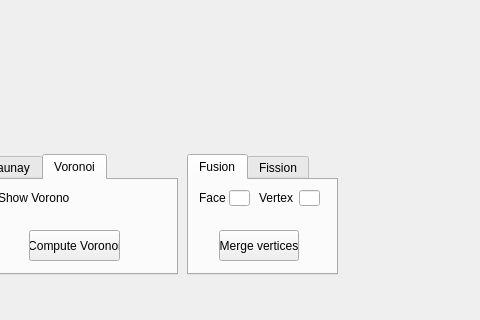
Aros69/MeshComputation, file mainwindow.ui: the form before one commit; both pictures show x 323 to 803 and y 243 to 563 of the 803 by 563 pixel window.
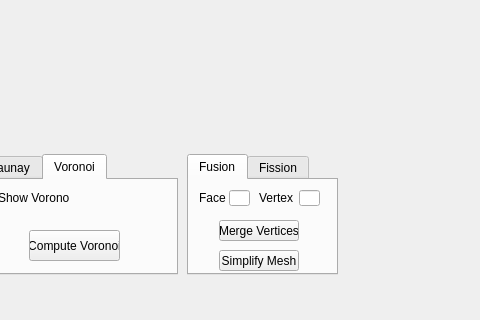
The form after the commit. Custom widgets are drawn as their Qt base class.

```diff
--- a/mainwindow.ui
+++ b/mainwindow.ui
@@ -531,13 +531,13 @@
       <property name="geometry">
        <rect>
         <x>30</x>
-        <y>50</y>
+        <y>40</y>
         <width>80</width>
-        <height>31</height>
+        <height>21</height>
        </rect>
       </property>
       <property name="text">
-       <string>Merge vertices</string>
+       <string>Merge Vertices</string>
       </property>
      </widget>
      <widget class="QLabel" name="label_5">
@@ -553,6 +553,19 @@
        <string>Vertex</string>
       </property>
      </widget>
+     <widget class="QPushButton" name="simplifyMesh">
+      <property name="geometry">
+       <rect>
+        <x>30</x>
+        <y>70</y>
+        <width>80</width>
+        <height>21</height>
+       </rect>
+      </property>
+      <property name="text">
+       <string>Simplify Mesh</string>
+      </property>
+     </widget>
     </widget>
     <widget class="QWidget" name="tab_2">
      <attribute name="title">
```
